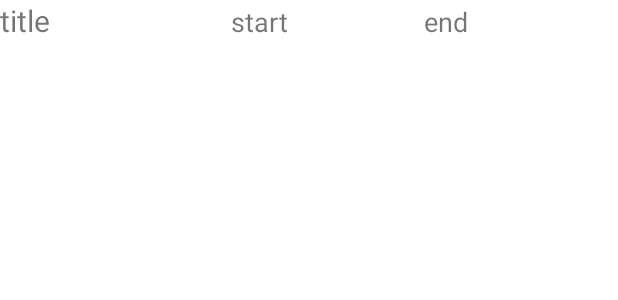
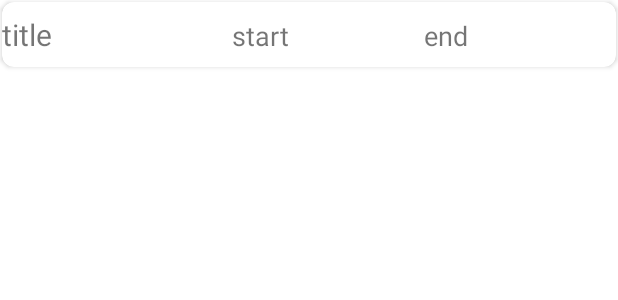
Before and after one commit to RenijS/Android_Events-Manager, an Android app: the layout rv_layout.xml on its own in the app's theme, with its tools: preview values and no code run, on a phone screen of 412 x 824 dp. Shown: the top 300 px of the screen. Run offline under Robolectric (Android 15) with nearby library versions, the phone set to English and light mode, and no system bars.

Commit message:
UI Changes

```diff
--- a/app/src/main/res/layout/rv_layout.xml
+++ b/app/src/main/res/layout/rv_layout.xml
@@ -1,9 +1,17 @@
 <?xml version="1.0" encoding="utf-8"?>
-<LinearLayout xmlns:android="http://schemas.android.com/apk/res/android"
+<androidx.cardview.widget.CardView xmlns:android="http://schemas.android.com/apk/res/android"
     android:layout_width="match_parent"
     android:layout_height="wrap_content"
-    android:orientation="horizontal">
+    xmlns:app="http://schemas.android.com/apk/res-auto"
+    app:cardCornerRadius="8dp"
+    android:layout_margin="1sp">
 
+    <LinearLayout
+        android:layout_width="match_parent"
+        android:layout_height="match_parent"
+        android:orientation="horizontal"
+        android:paddingTop="8dp"
+        android:paddingBottom="8dp">
         <TextView
             android:id="@+id/tvTitle"
             android:layout_width="0dp"
@@ -37,3 +45,4 @@
             android:visibility="gone"
             android:padding="4dp"/>
     </LinearLayout>
+</androidx.cardview.widget.CardView>
```
Also changed, not shown: app/src/main/java/com/example/eventsmanager/MainActivity.kt (+0 -28 lines), app/src/main/res/layout/activity_main.xml (+4 -35 lines). Lines whose indentation alone changed are shown as unchanged.
